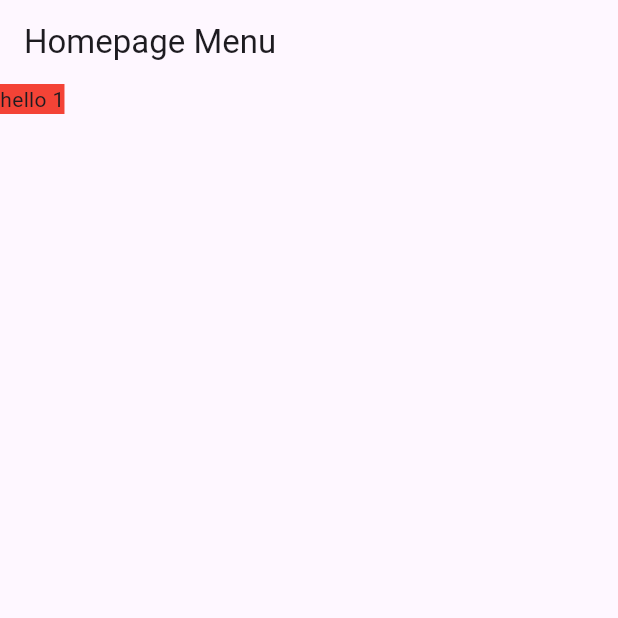
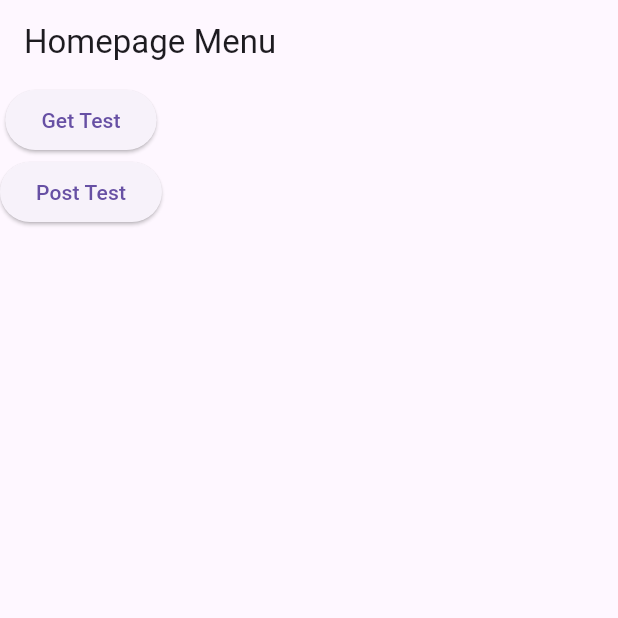
Before and after one commit to KrisnaPrasetya/Flutter-GetX, a Flutter app: the screen it shows after launch, on a phone screen of 412 x 824 dp, the top half of it. Run offline on Flutter 3.47's test engine with Material 3 defaults, Android fonts, the phone set to English and light mode, and no system bars; our stand-ins replace get.

```diff
--- a/analysis_options.yaml
+++ b/analysis_options.yaml
@@ -7,6 +7,10 @@
 
 # The following line activates a set of recommended lints for Flutter apps,
 # packages, and plugins designed to encourage good coding practices.
+analyzer:
+  errors:
+    prefer_const_constructors: ignore
+    prefer_const_literals_to_create_immutables: ignore
 include: package:flutter_lints/flutter.yaml
 
 linter:
--- a/lib/core/base/base_controller.dart
+++ b/lib/core/base/base_controller.dart
@@ -1,7 +1,7 @@
 
 import 'package:get/get.dart';
 
-import '../../modules/homepage_menu/controller/homepage_menu_controller.dart';
+import '../../module/homepage_menu/controller/homepage_menu_controller.dart';
 
 class BaseController {
   static initialize() {
--- a/lib/core/routes/app_pages.dart
+++ b/lib/core/routes/app_pages.dart
@@ -1,12 +1,14 @@
-
 import 'package:get/get.dart';
 
-import '../../modules/homepage_menu/screen/homepage_menu_screen.dart';
+import '../../module/get_test/screen/get_testing_screen.dart';
+import '../../module/homepage_menu/screen/homepage_menu_screen.dart';
+import '../../module/post_test/screen/post_testing_screen.dart';
 import 'app_routes.dart';
 
 class AppPages {
   static final pages = [
     GetPage(name: AppRoutes.login, page: () => const HomepageMenuScreen()),
-
+    GetPage(name: AppRoutes.getTest, page: () => const GetTestingScreen()),
+    GetPage(name: AppRoutes.postTest, page: () => const PostTestingScreen()),
   ];
 }
--- a/lib/core/routes/app_routes.dart
+++ b/lib/core/routes/app_routes.dart
@@ -1,4 +1,6 @@
 class AppRoutes {
   static const String login = '/';
   static const String homeMenu = '/home';
+  static const String getTest = '/get_test';
+  static const String postTest = '/post_test';
 }
--- a/lib/modules/homepage_menu/screen/homepage_menu_screen.dart
+++ b/lib/module/get_test/screen/get_testing_screen.dart
@@ -1,15 +1,14 @@
 import 'package:flutter/material.dart';
+import 'package:flutter_getx/module/get_test/controller/get_testing_controller.dart';
 import 'package:get/get.dart';
 
-import '../controller/homepage_menu_controller.dart';
-
-class HomepageMenuScreen extends StatelessWidget {
-  const HomepageMenuScreen({super.key});
+class GetTestingScreen extends StatelessWidget {
+  const GetTestingScreen({super.key});
 
   @override
   Widget build(BuildContext context) {
-    return GetBuilder<HomepageMenuController>(
-      init: HomepageMenuController(),
+    return GetBuilder<GetTestingController>(
+      init: GetTestingController(),
       builder: (controller) {
         return Scaffold(
           appBar: AppBar(
@@ -17,10 +16,7 @@ class HomepageMenuScreen extends StatelessWidget {
           ),
           body: Column(
             children: [
-              Container(
-                decoration: BoxDecoration(color: Colors.red),
-                child: Text("hello 1"),
-              )
+
             ],
           ),
         );
--- a/lib/modules/homepage_menu/controller/homepage_menu_controller.dart
+++ b/lib/module/homepage_menu/controller/homepage_menu_controller.dart
@@ -1,5 +1,7 @@
 
 import 'package:get/get.dart';
+
+import '../../../core/routes/app_routes.dart';
 
 class HomepageMenuController extends GetxController {
 
@@ -12,5 +14,11 @@ class HomepageMenuController extends GetxController {
   void onClose() {
     super.onClose();
   }
+    void gotoGetTest() {
+    Get.toNamed(AppRoutes.getTest);
+  }
 
+  void gotoPostTest() {
+    Get.toNamed(AppRoutes.postTest);
+  }
 }
--- /dev/null
+++ b/lib/module/homepage_menu/screen/homepage_menu_screen.dart
@@ -0,0 +1,38 @@
+import 'package:flutter/material.dart';
+import 'package:get/get.dart';
+
+import '../controller/homepage_menu_controller.dart';
+
+class HomepageMenuScreen extends StatelessWidget {
+  const HomepageMenuScreen({super.key});
+
+  @override
+  Widget build(BuildContext context) {
+    return GetBuilder<HomepageMenuController>(
+      init: HomepageMenuController(),
+      builder: (controller) {
+        return Scaffold(
+          appBar: AppBar(
+            title: const Text('Homepage Menu'),
+          ),
+          body: Column(
+            children: [
+              ElevatedButton(
+                onPressed: () {
+                  controller.gotoGetTest();
+                },
+                child: const Text('Get Test'),
+              ),
+              ElevatedButton(
+                onPressed: () {
+                  controller.gotoPostTest();
+                },
+                child: const Text('Post Test'),
+              ),
+            ],
+          ),
+        );
+      },
+    );
+  }
+}
--- a/pubspec.yaml
+++ b/pubspec.yaml
@@ -36,6 +36,7 @@ dependencies:
   # Use with the CupertinoIcons class for iOS style icons.
   cupertino_icons: ^1.0.8
   get: ^4.6.6
+  dio: ^5.7.0
 
 dev_dependencies:
   flutter_test:
```
Also changed, not shown: lib/module/get_test/controller/get_testing_controller.dart (added, +18 -0 lines), lib/module/post_test/controller/post_testing_controller.dart (added, +16 -0 lines), lib/module/post_test/screen/post_testing_screen.dart (added, +30 -0 lines).
